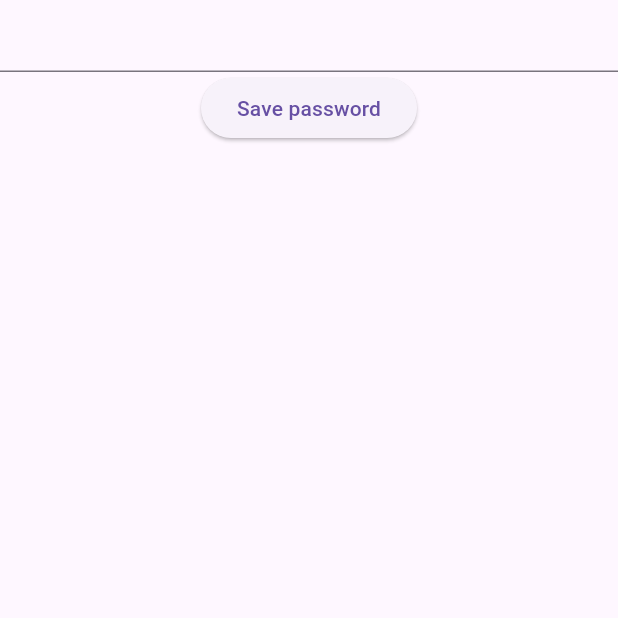
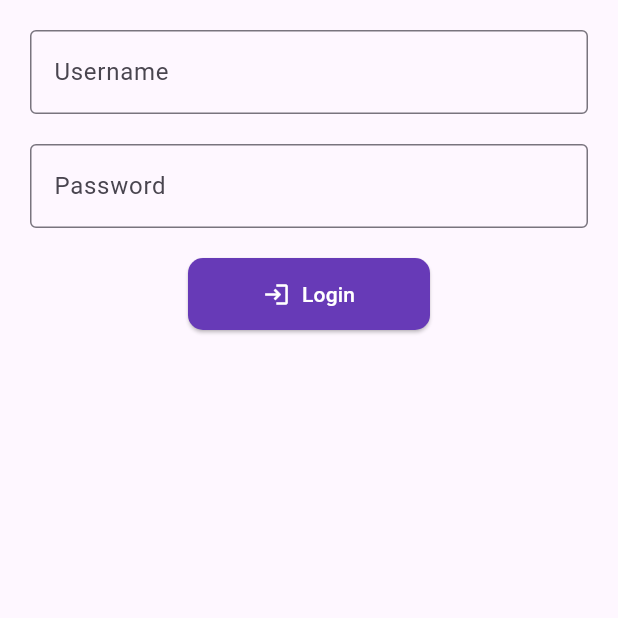
Before and after one commit to francisjain/flutter_project, a Flutter app: the screen it shows after launch, on a phone screen of 412 x 824 dp, the top half of it. Run offline on Flutter 3.47's test engine with Material 3 defaults, Android fonts, the phone set to English and light mode, and no system bars; our stand-ins replace shared_preferences.

Commit message:
loginscreen and popup

```diff
--- /dev/null
+++ b/lib/loginSystem/loginScreen.dart
@@ -0,0 +1,100 @@
+import 'package:flutter/material.dart';
+
+class LoginScreen extends StatefulWidget {
+  LoginScreen({super.key});
+
+  @override
+  State<LoginScreen> createState() => _LoginScreenState();
+}
+
+class _LoginScreenState extends State<LoginScreen> {
+  final _usernameController = TextEditingController();
+  final _passwordController = TextEditingController();
+
+  @override
+  Widget build(BuildContext context) {
+    return Scaffold(
+      body: SafeArea(
+        child: Padding(
+          padding: const EdgeInsets.all(20.0),
+          child: Column(children: [
+            TextFormField(
+              controller: _usernameController,
+              decoration: const InputDecoration(
+                border: OutlineInputBorder(),
+                labelText: 'Username',
+                hintText: 'Enter your username',
+              ),
+            ),
+            const SizedBox(
+              height: 20,
+            ),
+            TextFormField(
+              controller: _passwordController,
+              decoration: const InputDecoration(
+                border: OutlineInputBorder(),
+                labelText: 'Password',
+                hintText: 'Enter your password',
+              ),
+              obscureText: true,
+            ),
+            const SizedBox(
+              height: 20,
+            ),
+            ElevatedButton.icon(
+                style: ElevatedButton.styleFrom(
+                    backgroundColor: Colors.deepPurple,
+                    padding: const EdgeInsets.symmetric(
+                        horizontal: 50.0, vertical: 14.0),
+                    shape: RoundedRectangleBorder(
+                        borderRadius: BorderRadius.circular(10.0)),
+                    iconColor: Colors.white),
+                onPressed: () => loginSubmit(context),
+                icon: const Icon(Icons.login),
+                label: const Text(
+                  "Login",
+                  style: TextStyle(color: Colors.white),
+                ))
+          ]),
+        ),
+      ),
+    );
+  }
+
+  void loginSubmit(BuildContext context) {
+    String username = _usernameController.text;
+    String password = _passwordController.text;
+    print('Username: $username, Password: $password');
+    if (username == password) {
+      //snakbar
+      ScaffoldMessenger.of(context).showSnackBar(const SnackBar(
+        content: Text('Login Success'),
+        behavior: SnackBarBehavior.floating,
+        backgroundColor: Colors.green,
+        closeIconColor: Colors.white,
+        margin: EdgeInsets.all(20.0),
+        duration: Duration(seconds: 4),
+        showCloseIcon: true,
+      ));
+
+      //aleart
+      showDialog(
+          context: context,
+          builder: (ctx) => AlertDialog(
+                title: Text('Login Success'),
+                content: Text('you are logged in'),
+                actions: [
+                  TextButton(
+                      onPressed: () => Navigator.of(ctx).pop(),
+                      child: Text('Close')),
+                  TextButton(
+                    onPressed: () => Navigator.of(ctx).pop(),
+                    child: Text('Logout'),
+                  )
+                ],
+              ));
+
+              //snow text
+    }
+  }
+}
--- a/lib/main.dart
+++ b/lib/main.dart
@@ -1,5 +1,6 @@
 import 'package:brocode_tutorial_1/listview_folder/home_screen.dart';
 import 'package:brocode_tutorial_1/listview_folder/list_view_page.dart';
+import 'package:brocode_tutorial_1/loginSystem/splashScreen.dart';
 import 'package:brocode_tutorial_1/routing_folder/method_2_screen_1.dart';
 import 'package:brocode_tutorial_1/routing_folder/screen_one.dart';
 import 'package:brocode_tutorial_1/routing_folder/screen_two.dart';
@@ -19,7 +20,7 @@ class MainApp extends StatelessWidget {
     return MaterialApp(
       debugShowCheckedModeBanner: false,
       theme: ThemeData(primarySwatch: Colors.green),
-      home: LockPage(),
+      home: Splashscreen(),
       // routes: {
       //   '/screen_one': (context) => const ScreenOne(),
       //   '/screen_two': (context) => const ScreenTwo(),
```
Also changed, not shown: lib/loginSystem/splashScreen.dart (added, +45 -0 lines), lib/loginSystem/dashboardScreen.dart (added).
